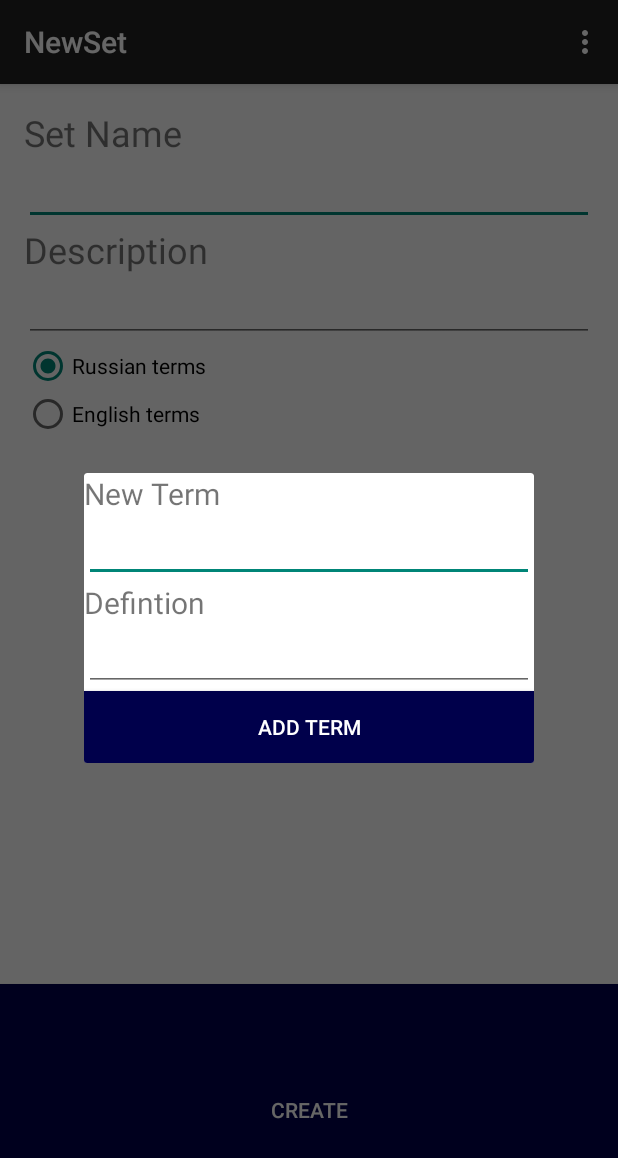
After one commit to NaOHman/TransSiberian, an Android app: the fragment AddTermFragment placed in its activity, on a phone screen of 412 x 824 dp. The commit adds this screen. Shown: the top 1158 px of the screen. Run offline under Robolectric (Android 15) with nearby library versions, the phone set to English and light mode, and no system bars; 1 statement that could not run was skipped.

Commit message:
Made adding terms on set page into a dialog. Implemented editing of terms

```diff
--- /dev/null
+++ b/app/src/main/java/com/naohman/language/transsiberian/Activities/AddTermFragment.java
@@ -0,0 +1,53 @@
+package com.naohman.language.transsiberian.Activities;
+
+import android.content.Intent;
+import android.support.v4.app.DialogFragment;
+import android.os.Bundle;
+import android.view.LayoutInflater;
+import android.view.View;
+import android.view.ViewGroup;
+import android.widget.Button;
+import android.widget.EditText;
+
+import com.naohman.language.transsiberian.Helpers.Term;
+import com.naohman.language.transsiberian.R;
+
+public class AddTermFragment extends DialogFragment {
+    public static String TITLE_TAG = "title";
+    public static String DEF_TAG = "def";
+    public static String TERM_TAG = "term";
+    private Term term = null;
+    private EditText termET, defET;
+    private Button newTerm;
+
+    @Override
+    public View onCreateView(LayoutInflater inflater, ViewGroup container,
+                             Bundle savedInstanceState) {
+        View v = inflater.inflate(R.layout.fragment_add_term, container, false);
+        defET = (EditText) v.findViewById(R.id.term_definition);
+        termET = (EditText) v.findViewById(R.id.term_term);
+        newTerm = (Button) v.findViewById(R.id.new_term);
+        Bundle args = getArguments();
+        if (args.getSerializable(TERM_TAG) != null) {
+            term = (Term) args.getSerializable(TERM_TAG);
+            getDialog().setTitle("Edit Term");
+            defET.setText(term.getDefinition());
+            termET.setText(term.getTerm());
+            newTerm.setText("Save");
+        } else {
+            getDialog().setTitle("New Term");
+        }
+        newTerm.setOnClickListener(new View.OnClickListener() {
+            @Override
+            public void onClick(View v) {
+                SetActivity a = (SetActivity) getActivity();
+                String title = termET.getText().toString();
+                String definition = defET.getText().toString();
+                boolean valid = a.addTerm(title, definition, term);
+                if (valid)
+                    dismiss();
+            }
+        });
+        return v;
+    }
+}
--- a/app/src/main/java/com/naohman/language/transsiberian/Activities/Definition.java
+++ b/app/src/main/java/com/naohman/language/transsiberian/Activities/Definition.java
@@ -50,7 +50,6 @@ import org.json.JSONObject;
  * Created by Jeffrey Lyman
  * An activity for displaying a chosen keyword-definition pair
  * Shows the results of google image searches for the keyword
- * TODO quizlet integration, pairing
  */
 public class Definition extends ActionBarActivity implements View.OnClickListener,
         ViewSwitcher.ViewFactory, View.OnTouchListener, AdapterView.OnItemClickListener {
@@ -66,6 +65,7 @@ public class Definition extends ActionBarActivity implements View.OnClickListene
     private static Animation lIn, lOut, rIn, rOut;
     private TextView tv_keyword;
 
+    //TODO add look up function
     @Override
     protected void onCreate(Bundle savedInstanceState) {
         super.onCreate(savedInstanceState);
--- a/app/src/main/java/com/naohman/language/transsiberian/Activities/NewTermOrSet.java
+++ b/app/src/main/java/com/naohman/language/transsiberian/Activities/NewTermOrSet.java
@@ -40,6 +40,11 @@ public class NewTermOrSet extends ActionBarActivity implements AdapterView.OnIte
         Intent intent = getIntent();
         term.setText(intent.getStringExtra("term"));
         def.setText(intent.getStringExtra("definition"));
+    }
+
+    @Override
+    protected void onResume() {
+        super.onResume();
         Quizlet quizlet = Quizlet.getInstance(getApplicationContext());
         quizlet.open();
         sets = quizlet.getAllSets();
--- a/app/src/main/java/com/naohman/language/transsiberian/Helpers/Term.java
+++ b/app/src/main/java/com/naohman/language/transsiberian/Helpers/Term.java
@@ -1,9 +1,11 @@
 package com.naohman.language.transsiberian.Helpers;
+
+import java.io.Serializable;
 
 /**
  * Created by jeffrey on 1/26/15.
  */
-public class Term {
+public class Term implements Serializable {
     private long _id;
     private String term;
     private String definition;
--- a/app/src/main/res/layout/activity_new_term_or_set.xml
+++ b/app/src/main/res/layout/activity_new_term_or_set.xml
@@ -36,7 +36,6 @@
             android:layout_height="wrap_content" />
         <EditText
             android:layout_width="match_parent"
-            android:textSize="@dimen/abc_text_size_headline_material"
             android:id="@+id/enter_definition"
             android:inputType="text"
             android:singleLine="true"
--- /dev/null
+++ b/app/src/main/res/layout/fragment_add_term.xml
@@ -0,0 +1,39 @@
+<LinearLayout xmlns:android="http://schemas.android.com/apk/res/android"
+    xmlns:tools="http://schemas.android.com/tools" android:layout_width="match_parent"
+    android:layout_height="wrap_content"
+    android:orientation="vertical"
+    android:minWidth="300dp"
+    tools:context="com.naohman.language.transsiberian.Activities.AddTermFragment">
+    <TextView
+        android:layout_width="wrap_content"
+        android:layout_height="wrap_content"
+        android:textSize="20sp"
+        android:text="New Term"
+        />
+    <EditText
+        android:layout_width="fill_parent"
+        android:layout_height="wrap_content"
+        android:inputType="text"
+        android:imeOptions="actionNext"
+        android:id="@+id/term_term"/>
+    <TextView
+        android:textSize="20sp"
+        android:layout_width="wrap_content"
+        android:layout_height="wrap_content"
+        android:text="Defintion"
+        />
+    <EditText
+        android:layout_width="fill_parent"
+        android:layout_height="wrap_content"
+        android:inputType="text"
+        android:imeOptions="actionGo"
+        android:id="@+id/term_definition"/>
+    <Button
+        android:id="@+id/new_term"
+        android:layout_width="fill_parent"
+        android:layout_height="wrap_content"
+        android:text="Add Term"
+        android:textColor="@color/my_highlight1_fg"
+        android:background="@color/my_highlight1_bg"
+        />
+</LinearLayout>
--- a/app/src/main/res/layout/set_list_item.xml
+++ b/app/src/main/res/layout/set_list_item.xml
@@ -6,6 +6,7 @@
     <LinearLayout
         android:layout_width="0dip"
         android:layout_weight="8"
+        android:id="@+id/text_section"
         android:orientation="vertical"
         android:onClick="itemSelected"
         android:layout_height="wrap_content">
--- a/app/src/main/res/values/colors.xml
+++ b/app/src/main/res/values/colors.xml
@@ -1,4 +1,6 @@
 <?xml version="1.0" encoding="utf-8"?>
 <resources>
     <color name="flashCard">#cccccc</color>
+    <color name="my_highlight1_bg">#00004b</color>
+    <color name="my_highlight1_fg">#ffffff</color>
 </resources>
--- a/app/src/main/res/values/strings.xml
+++ b/app/src/main/res/values/strings.xml
@@ -24,5 +24,6 @@
     <string name="title_activity_new_set">NewSet</string>
     <string name="title_activity_new_term">NewTerm</string>
     <string name="title_activity_new_term_or_set">NewTermOrSet</string>
+    <string name="hello_blank_fragment">Hello blank fragment</string>
 
 </resources>
```
Also changed, not shown: app/src/main/java/com/naohman/language/transsiberian/Activities/SetActivity.java (+39 -22 lines), app/src/main/java/com/naohman/language/transsiberian/Activities/Study.java (+80 -59 lines), app/src/main/java/com/naohman/language/transsiberian/Helpers/DictEntry.java (+9 -4 lines), app/src/main/java/com/naohman/language/transsiberian/Helpers/DictionaryEntry.java (deleted, +0 -15 lines), app/src/main/java/com/naohman/language/transsiberian/Helpers/FlashCardPair.java (added, +84 -0 lines), app/src/main/java/com/naohman/language/transsiberian/Helpers/FlashCardView.java (deleted, +0 -73 lines), app/src/main/res/layout/activity_set.xml (+5 -29 lines), app/src/main/res/layout/activity_study.xml (+6 -10 lines).
